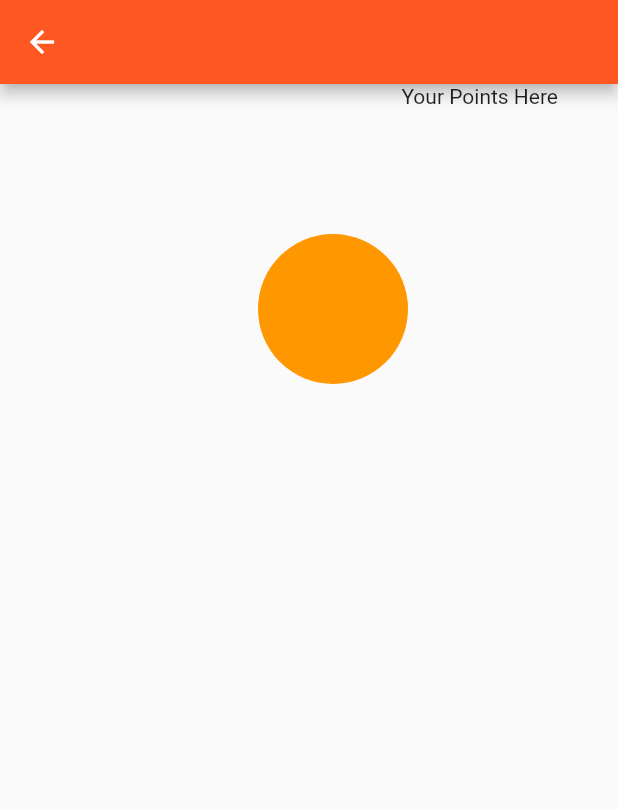
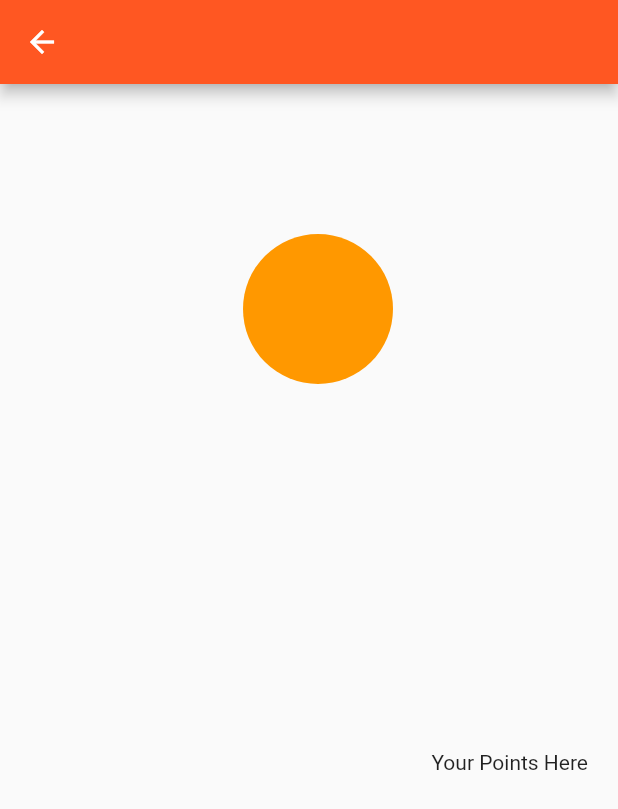
Before and after one commit to RoNIN961/SDP-Project, a Flutter app: the CheckPointsPage screen opened directly, on a phone screen of 412 x 824 dp. Shown: the top 809 px of the screen. Run offline on Flutter 3.47's test engine with Material 2 defaults, Android fonts, the phone set to English and light mode, and no system bars.

Commit message:
Update check_points.dart

```diff
--- a/lib/check_points.dart
+++ b/lib/check_points.dart
@@ -18,7 +18,7 @@ class CheckPointsPage extends StatelessWidget {
             height: 500,
           ),
           Positioned(
-              right: 40,
+              right: 50,
               child: Container(
                 height: 100,
                 width: 100,
@@ -26,7 +26,7 @@ class CheckPointsPage extends StatelessWidget {
                 decoration:
                     BoxDecoration(color: Colors.orange, shape: BoxShape.circle),
               )),
-          Positioned(right: 40, child: Text('Your Points Here'))
+          Positioned(bottom: 40, right: 20, child: Text('Your Points Here'))
         ]));
   }
 }
```
